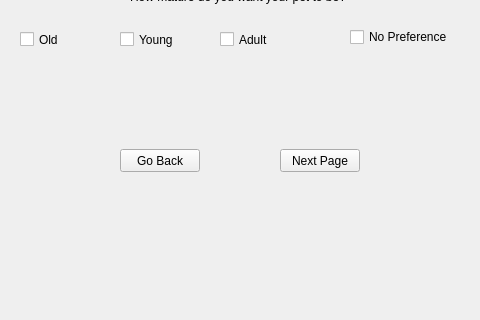
Old version of the form team1_1/GUI/quiz.ui in the repository lee-anh/Adopet; both pictures show x 191 to 671 and y 103 to 423 of the 900 by 555 pixel window.
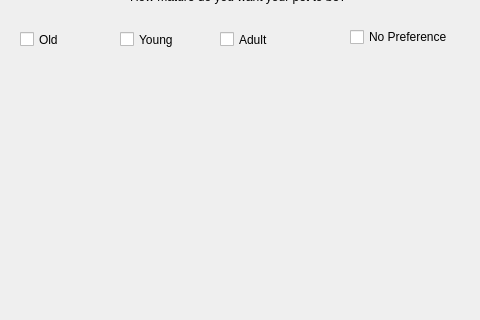
New version of the form. The open tabs and pages were chosen to show the change.

Commit message: added quiz and fixed some conflicts

What changed in the file:
```diff
--- a/team1_1/GUI/quiz.ui
+++ b/team1_1/GUI/quiz.ui
@@ -207,32 +207,6 @@
         <string>No Preference</string>
        </property>
       </widget>
-      <widget class="QPushButton" name="pushButton_10">
-       <property name="geometry">
-        <rect>
-         <x>300</x>
-         <y>180</y>
-         <width>80</width>
-         <height>23</height>
-        </rect>
-       </property>
-       <property name="text">
-        <string>Go Back</string>
-       </property>
-      </widget>
-      <widget class="QPushButton" name="pushButton_11">
-       <property name="geometry">
-        <rect>
-         <x>460</x>
-         <y>180</y>
-         <width>80</width>
-         <height>23</height>
-        </rect>
-       </property>
-       <property name="text">
-        <string>Next Page</string>
-       </property>
-      </widget>
      </widget>
      <widget class="QWidget" name="page_4">
       <widget class="QLabel" name="label_7">
```
Left out of the diff: 2 changed lines with no effect on the pictures. The commit also changes 2 other files.
